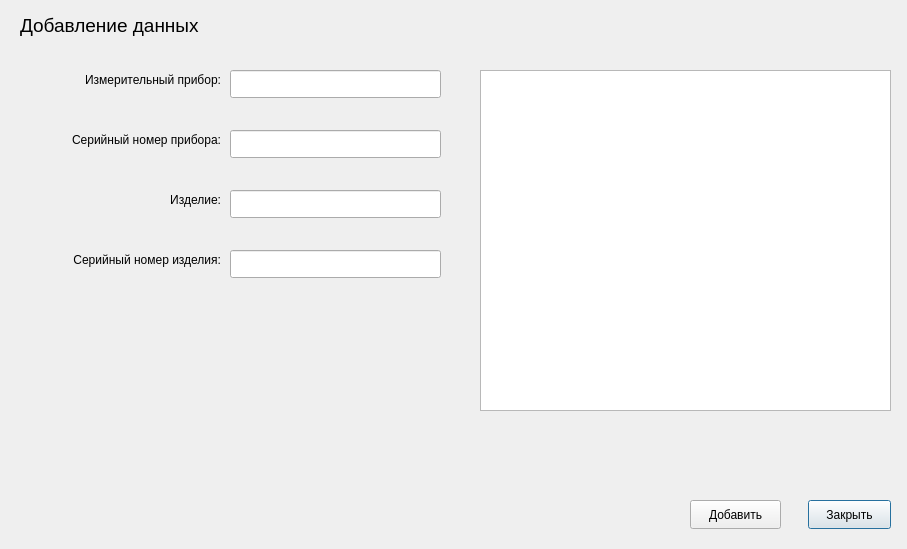
First picture: the form in adddatafile.ui, repository Nikonoffcmi/diplome, before the edit.
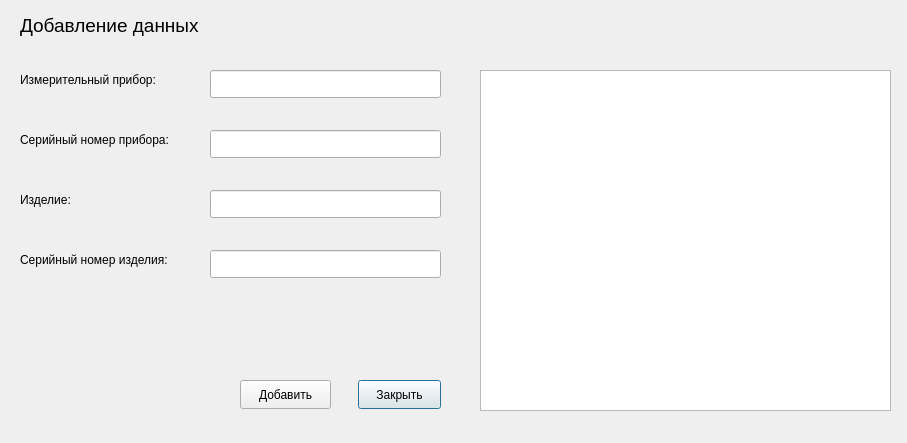
Second picture: the form after the edit.

```diff
--- a/adddatafile.ui
+++ b/adddatafile.ui
@@ -7,7 +7,7 @@
     <x>0</x>
     <y>0</y>
     <width>907</width>
-    <height>549</height>
+    <height>443</height>
    </rect>
   </property>
   <property name="windowTitle">
@@ -16,8 +16,8 @@
   <widget class="QPushButton" name="CloseBtn">
    <property name="geometry">
     <rect>
-     <x>808</x>
-     <y>500</y>
+     <x>358</x>
+     <y>380</y>
      <width>83</width>
      <height>29</height>
     </rect>
@@ -29,8 +29,8 @@
   <widget class="QPushButton" name="AccBtn">
    <property name="geometry">
     <rect>
-     <x>690</x>
-     <y>500</y>
+     <x>240</x>
+     <y>380</y>
      <width>91</width>
      <height>29</height>
     </rect>
@@ -59,7 +59,7 @@
     </rect>
    </property>
    <property name="text">
-    <string>&lt;html&gt;&lt;head/&gt;&lt;body&gt;&lt;p align=&quot;right&quot;&gt;Измерительный прибор:&lt;/p&gt;&lt;/body&gt;&lt;/html&gt;</string>
+    <string>&lt;html&gt;&lt;head/&gt;&lt;body&gt;&lt;p&gt;Измерительный прибор:&lt;/p&gt;&lt;/body&gt;&lt;/html&gt;</string>
    </property>
   </widget>
   <widget class="QLabel" name="label_2">
@@ -72,41 +72,41 @@
     </rect>
    </property>
    <property name="text">
-    <string>&lt;html&gt;&lt;head/&gt;&lt;body&gt;&lt;p align=&quot;right&quot;&gt;Серийный номер прибора:&lt;/p&gt;&lt;/body&gt;&lt;/html&gt;</string>
+    <string>&lt;html&gt;&lt;head/&gt;&lt;body&gt;&lt;p&gt;Серийный номер прибора:&lt;/p&gt;&lt;/body&gt;&lt;/html&gt;</string>
    </property>
   </widget>
   <widget class="QLabel" name="label_3">
    <property name="geometry">
     <rect>
-     <x>40</x>
+     <x>20</x>
      <y>190</y>
      <width>181</width>
      <height>20</height>
     </rect>
    </property>
    <property name="text">
-    <string>&lt;html&gt;&lt;head/&gt;&lt;body&gt;&lt;p align=&quot;right&quot;&gt;Изделие:&lt;/p&gt;&lt;/body&gt;&lt;/html&gt;</string>
+    <string>&lt;html&gt;&lt;head/&gt;&lt;body&gt;&lt;p&gt;Изделие:&lt;/p&gt;&lt;/body&gt;&lt;/html&gt;</string>
    </property>
   </widget>
   <widget class="QLabel" name="label_4">
    <property name="geometry">
     <rect>
-     <x>30</x>
+     <x>20</x>
      <y>250</y>
      <width>191</width>
      <height>20</height>
     </rect>
    </property>
    <property name="text">
-    <string>&lt;html&gt;&lt;head/&gt;&lt;body&gt;&lt;p align=&quot;right&quot;&gt;Серийный номер изделия:&lt;/p&gt;&lt;/body&gt;&lt;/html&gt;</string>
+    <string>&lt;html&gt;&lt;head/&gt;&lt;body&gt;&lt;p&gt;Серийный номер изделия:&lt;/p&gt;&lt;/body&gt;&lt;/html&gt;</string>
    </property>
   </widget>
   <widget class="QLineEdit" name="lineEditDevice">
    <property name="geometry">
     <rect>
-     <x>230</x>
+     <x>210</x>
      <y>70</y>
-     <width>211</width>
+     <width>231</width>
      <height>28</height>
     </rect>
    </property>
@@ -114,9 +114,9 @@
   <widget class="QLineEdit" name="lineEditDeviceSerial">
    <property name="geometry">
     <rect>
-     <x>230</x>
+     <x>210</x>
      <y>130</y>
-     <width>211</width>
+     <width>231</width>
      <height>28</height>
     </rect>
    </property>
@@ -124,9 +124,9 @@
   <widget class="QLineEdit" name="lineEditProduct">
    <property name="geometry">
     <rect>
-     <x>230</x>
+     <x>210</x>
      <y>190</y>
-     <width>211</width>
+     <width>231</width>
      <height>28</height>
     </rect>
    </property>
@@ -134,9 +134,9 @@
   <widget class="QLineEdit" name="lineEditProductSerial">
    <property name="geometry">
     <rect>
-     <x>230</x>
+     <x>210</x>
      <y>250</y>
-     <width>211</width>
+     <width>231</width>
      <height>28</height>
     </rect>
    </property>
```
